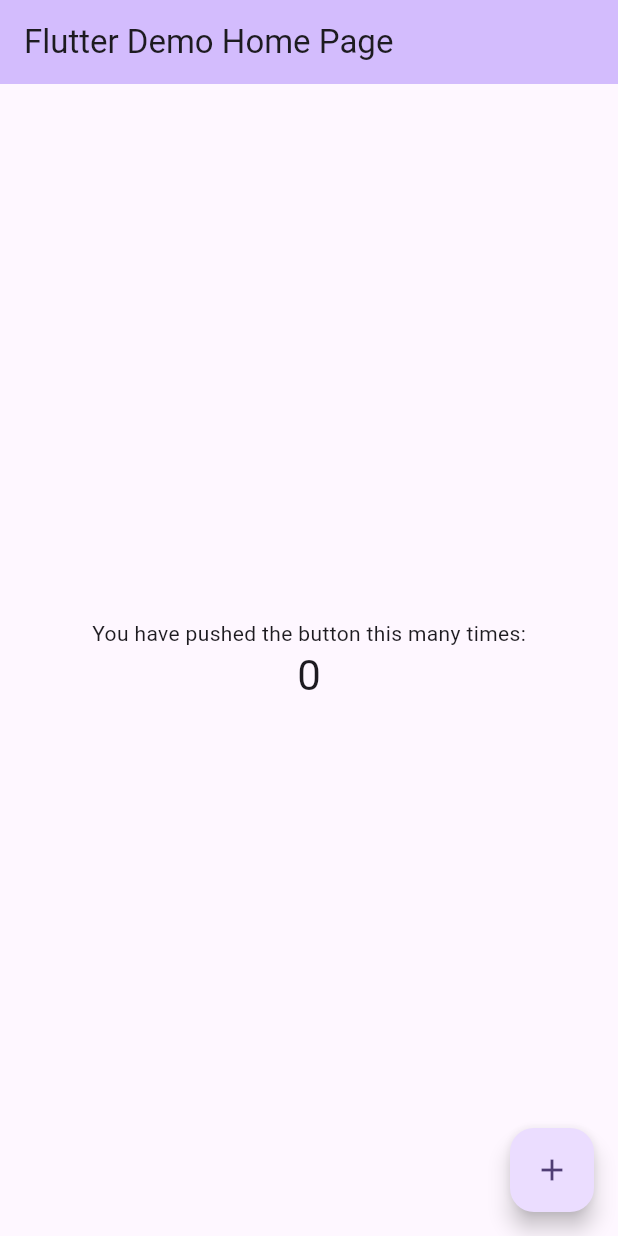
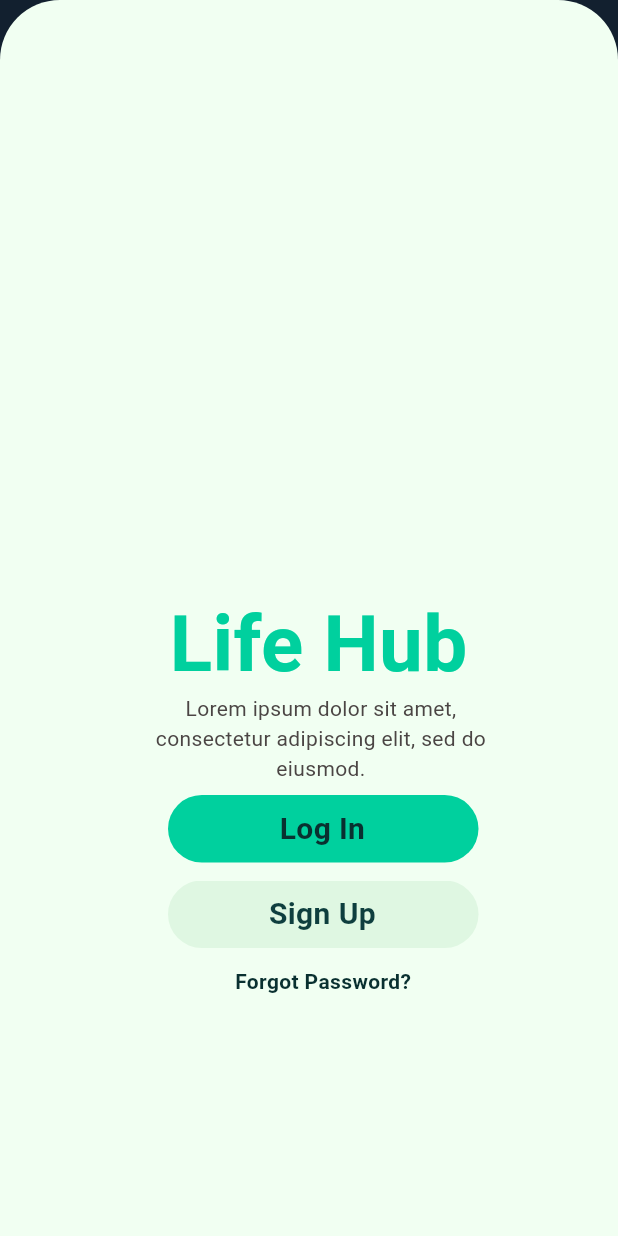
Before and after one commit to Thuyweb/MyFinance, a Flutter app: the screen it shows after launch, on a phone screen of 412 x 824 dp. Run offline on Flutter 3.47's test engine with Material 3 defaults, Android fonts, the phone set to English and light mode, and no system bars; Roboto replaces fonts that are missing (League Spartan, Poppins).

Commit message:
First commit: Initial MyFinance project

```diff
--- a/lib/controllers/userController.dart
+++ b/lib/controllers/userController.dart
@@ -0,0 +1,10 @@
+import '../models/user.dart';
+import '../services/user_service.dart';
+
+class UserController {
+  final UserService _service = UserService();
+
+  List<User> fetchUsers() {
+    return _service.getUsers();
+  }
+}
--- a/lib/main.dart
+++ b/lib/main.dart
@@ -1,4 +1,5 @@
 import 'package:flutter/material.dart';
+import 'views/lunch_screen.dart';
 
 void main() {
   runApp(const MyApp());
@@ -7,116 +8,14 @@ void main() {
 class MyApp extends StatelessWidget {
   const MyApp({super.key});
 
-  // This widget is the root of your application.
   @override
   Widget build(BuildContext context) {
     return MaterialApp(
-      title: 'Flutter Demo',
+      title: 'LIFE HUB',
       theme: ThemeData(
-        // This is the theme of your application.
-        //
-        // TRY THIS: Try running your application with "flutter run". You'll see
-        // the application has a purple toolbar. Then, without quitting the app,
-        // try changing the seedColor in the colorScheme below to Colors.green
-        // and then invoke "hot reload" (save your changes or press the "hot
-        // reload" button in a Flutter-supported IDE, or press "r" if you used
-        // the command line to start the app).
-        //
-        // Notice that the counter didn't reset back to zero; the application
-        // state is not lost during the reload. To reset the state, use hot
-        // restart instead.
-        //
-        // This works for code too, not just values: Most code changes can be
-        // tested with just a hot reload.
         colorScheme: ColorScheme.fromSeed(seedColor: Colors.deepPurple),
       ),
-      home: const MyHomePage(title: 'Flutter Demo Home Page'),
+      home: const lunchScreen(),
     );
   }
 }
-
-class MyHomePage extends StatefulWidget {
-  const MyHomePage({super.key, required this.title});
-
-  // This widget is the home page of your application. It is stateful, meaning
-  // that it has a State object (defined below) that contains fields that affect
-  // how it looks.
-
-  // This class is the configuration for the state. It holds the values (in this
-  // case the title) provided by the parent (in this case the App widget) and
-  // used by the build method of the State. Fields in a Widget subclass are
-  // always marked "final".
-
-  final String title;
-
-  @override
-  State<MyHomePage> createState() => _MyHomePageState();
-}
-
-class _MyHomePageState extends State<MyHomePage> {
-  int _counter = 0;
-
-  void _incrementCounter() {
-    setState(() {
-      // This call to setState tells the Flutter framework that something has
-      // changed in this State, which causes it to rerun the build method below
-      // so that the display can reflect the updated values. If we changed
-      // _counter without calling setState(), then the build method would not be
-      // called again, and so nothing would appear to happen.
-      _counter++;
-    });
-  }
-
-  @override
-  Widget build(BuildContext context) {
-    // This method is rerun every time setState is called, for instance as done
-    // by the _incrementCounter method above.
-    //
-    // The Flutter framework has been optimized to make rerunning build methods
-    // fast, so that you can just rebuild anything that needs updating rather
-    // than having to individually change instances of widgets.
-    return Scaffold(
-      appBar: AppBar(
-        // TRY THIS: Try changing the color here to a specific color (to
-        // Colors.amber, perhaps?) and trigger a hot reload to see the AppBar
-        // change color while the other colors stay the same.
-        backgroundColor: Theme.of(context).colorScheme.inversePrimary,
-        // Here we take the value from the MyHomePage object that was created by
-        // the App.build method, and use it to set our appbar title.
-        title: Text(widget.title),
-      ),
-      body: Center(
-        // Center is a layout widget. It takes a single child and positions it
-        // in the middle of the parent.
-        child: Column(
-          // Column is also a layout widget. It takes a list of children and
-          // arranges them vertically. By default, it sizes itself to fit its
-          // children horizontally, and tries to be as tall as its parent.
-          //
-          // Column has various properties to control how it sizes itself and
-          // how it positions its children. Here we use mainAxisAlignment to
-          // center the children vertically; the main axis here is the vertical
-          // axis because Columns are vertical (the cross axis would be
-          // horizontal).
-          //
-          // TRY THIS: Invoke "debug painting" (choose the "Toggle Debug Paint"
-          // action in the IDE, or press "p" in the console), to see the
-          // wireframe for each widget.
-          mainAxisAlignment: MainAxisAlignment.center,
-          children: <Widget>[
-            const Text('You have pushed the button this many times:'),
-            Text(
-              '$_counter',
-              style: Theme.of(context).textTheme.headlineMedium,
-            ),
-          ],
-        ),
-      ),
-      floatingActionButton: FloatingActionButton(
-        onPressed: _incrementCounter,
-        tooltip: 'Increment',
-        child: const Icon(Icons.add),
-      ), // This trailing comma makes auto-formatting nicer for build methods.
-    );
-  }
-}
--- a/lib/models/user.dart
+++ b/lib/models/user.dart
@@ -0,0 +1,6 @@
+class User {
+  final String id;
+  final String name;
+
+  User({required this.id, required this.name});
+}
--- /dev/null
+++ b/lib/services/user_service.dart
@@ -0,0 +1,12 @@
+import '../models/user.dart';
+
+class UserService {
+  // Giả lập dữ liệu
+  List<User> getUsers() {
+    return [
+      User(id: '1', name: 'Alice'),
+      User(id: '2', name: 'Bob'),
+      User(id: '3', name: 'Charlie'),
+    ];
+  }
+}
--- /dev/null
+++ b/lib/views/lunch_screen.dart
@@ -0,0 +1,182 @@
+import 'package:flutter/material.dart';
+
+void main() {
+  runApp(const lunchScreen());
+}
+
+// Generated by: https://www.figma.com/community/plugin/842128343887142055/
+class lunchScreen extends StatelessWidget {
+  const lunchScreen({super.key});
+
+  @override
+  Widget build(BuildContext context) {
+    return MaterialApp(
+      theme: ThemeData.dark().copyWith(
+        scaffoldBackgroundColor: const Color.fromARGB(255, 18, 32, 47),
+      ),
+      home: Scaffold(body: ListView(children: [Launch()])),
+    );
+  }
+}
+
+class Launch extends StatelessWidget {
+  @override
+  Widget build(BuildContext context) {
+    return Column(
+      children: [
+        Container(
+          width: 430,
+          height: 932,
+          clipBehavior: Clip.antiAlias,
+          decoration: ShapeDecoration(
+            color: const Color(0xFFF1FFF2),
+            shape: RoundedRectangleBorder(
+              borderRadius: BorderRadius.circular(40),
+            ),
+          ),
+          child: Stack(
+            children: [
+              Positioned(
+                left: 113,
+                top: 401,
+                child: Text(
+                  'Life Hub',
+                  textAlign: TextAlign.center,
+                  style: TextStyle(
+                    color: const Color(0xFF00D09E),
+                    fontSize: 52.14,
+                    fontFamily: 'Poppins',
+                    fontWeight: FontWeight.w600,
+                    height: 1.10,
+                  ),
+                ),
+              ),
+              Positioned(
+                left: 96,
+                top: 462,
+                child: SizedBox(
+                  width: 236,
+                  child: Text(
+                    'Lorem ipsum dolor sit amet, consectetur adipiscing elit, sed do eiusmod. ',
+                    textAlign: TextAlign.center,
+                    style: TextStyle(
+                      color: const Color(0xFF4B4544),
+                      fontSize: 14,
+                      fontFamily: 'League Spartan',
+                      fontWeight: FontWeight.w400,
+                    ),
+                  ),
+                ),
+              ),
+              Positioned(
+                left: 112,
+                top: 530,
+                child: Container(
+                  width: 207,
+                  height: 45,
+                  child: Stack(
+                    children: [
+                      Positioned(
+                        left: 0,
+                        top: 0,
+                        child: Container(
+                          width: 207,
+                          height: 45,
+                          decoration: ShapeDecoration(
+                            color: const Color(0xFF00D09E),
+                            shape: RoundedRectangleBorder(
+                              borderRadius: BorderRadius.circular(30),
+                            ),
+                          ),
+                        ),
+                      ),
+                      Positioned(
+                        left: -7,
+                        top: 11,
+                        child: SizedBox(
+                          width: 220,
+                          child: Text(
+                            'Log In',
+                            textAlign: TextAlign.center,
+                            style: TextStyle(
+                              color: const Color(0xFF093030),
+                              fontSize: 20,
+                              fontFamily: 'Poppins',
+                              fontWeight: FontWeight.w600,
+                              height: 1.10,
+                            ),
+                          ),
+                        ),
+                      ),
+                    ],
+                  ),
+                ),
+              ),
+              Positioned(
+                left: 112,
+                top: 587,
+                child: Container(
+                  width: 207,
+                  height: 45,
+                  child: Stack(
+                    children: [
+                      Positioned(
+                        left: 0,
+                        top: 0,
+                        child: Container(
+                          width: 207,
+                          height: 45,
+                          decoration: ShapeDecoration(
+                            color: const Color(0xFFDFF7E2),
+                            shape: RoundedRectangleBorder(
+                              borderRadius: BorderRadius.circular(30),
+                            ),
+                          ),
+                        ),
+                      ),
+                      Positioned(
+                        left: -1,
+                        top: 11,
+                        child: SizedBox(
+                          width: 208,
+                          child: Text(
+                            'Sign Up',
+                            textAlign: TextAlign.center,
+                            style: TextStyle(
+                              color: const Color(0xFF0E3E3E),
+                              fontSize: 20,
+                              fontFamily: 'Poppins',
+                              fontWeight: FontWeight.w600,
+                              height: 1.10,
+                            ),
+                          ),
+                        ),
+                      ),
+                    ],
+                  ),
+                ),
+              ),
+              Positioned(
+                left: 152,
+                top: 644,
+                child: SizedBox(
+                  width: 127,
+                  child: Text(
+                    'Forgot Password?',
+                    textAlign: TextAlign.center,
+                    style: TextStyle(
+                      color: const Color(0xFF093030),
+                      fontSize: 14,
+                      fontFamily: 'League Spartan',
+                      fontWeight: FontWeight.w600,
+                    ),
+                  ),
+                ),
+              ),
+            ],
+          ),
+        ),
+      ],
+    );
+  }
+}
```
Also changed, not shown: lib/views/home.dart (deleted), 1 other file.
